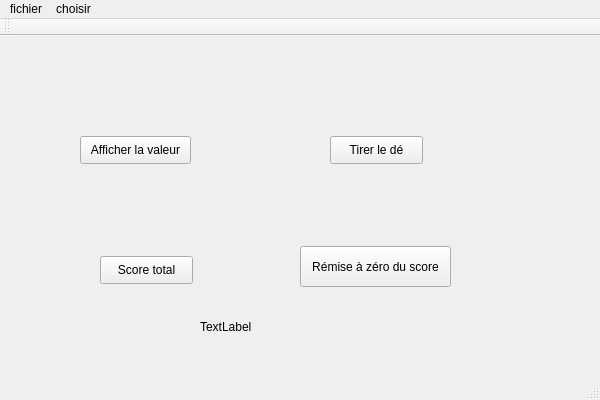
Before: the Qt Designer form C++/heritage/desWidget/desWidget/desWidget.ui in fbotel17/GremontSN2, drawn with Qt 5.
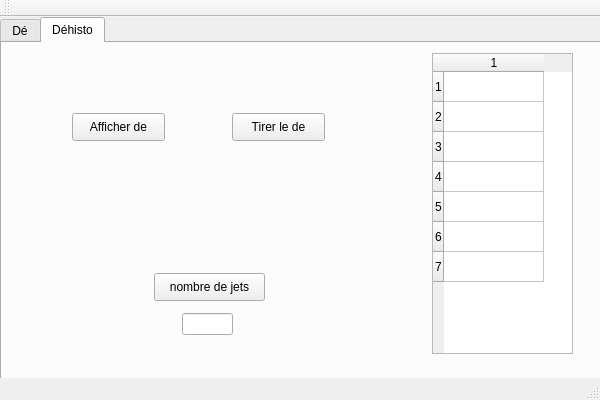
After: the same form once the commit is applied.

Commit message: dehisto 1ere partie

Diff of the .ui file:
```diff
--- a/C++/heritage/desWidget/desWidget/desWidget.ui
+++ b/C++/heritage/desWidget/desWidget/desWidget.ui
@@ -14,24 +14,27 @@
    <string>desWidget</string>
   </property>
   <widget class="QWidget" name="centralWidget">
-   <widget class="QPushButton" name="boutonLancerDe">
+   <widget class="QTabWidget" name="tabWidget">
     <property name="geometry">
      <rect>
-      <x>330</x>
-      <y>100</y>
-      <width>93</width>
-      <height>28</height>
+      <x>0</x>
+      <y>0</y>
+      <width>601</width>
+      <height>381</height>
      </rect>
     </property>
-    <property name="text">
-     <string>Tirer le dé</string>
+    <property name="currentIndex">
+     <number>1</number>
     </property>
-   </widget>
+    <widget class="QWidget" name="tab">
+     <attribute name="title">
+      <string>Dé</string>
+     </attribute>
    <widget class="QPushButton" name="afficheDe">
     <property name="geometry">
      <rect>
-      <x>80</x>
-      <y>100</y>
+        <x>70</x>
+        <y>60</y>
       <width>111</width>
       <height>28</height>
      </rect>
@@ -40,37 +43,24 @@
      <string>Afficher la valeur</string>
     </property>
    </widget>
-   <widget class="QPushButton" name="remiseZero">
+     <widget class="QPushButton" name="boutonLancerDe">
     <property name="geometry">
      <rect>
-      <x>300</x>
-      <y>210</y>
-      <width>151</width>
-      <height>41</height>
-     </rect>
-    </property>
-    <property name="text">
-     <string>Rémise à zéro du score</string>
-    </property>
-   </widget>
-   <widget class="QPushButton" name="scoreTot">
-    <property name="geometry">
-     <rect>
-      <x>100</x>
-      <y>220</y>
+        <x>280</x>
+        <y>60</y>
       <width>93</width>
       <height>28</height>
      </rect>
     </property>
     <property name="text">
-     <string>Score total</string>
+       <string>Tirer le dé</string>
     </property>
    </widget>
    <widget class="QLabel" name="labelResultat">
     <property name="geometry">
      <rect>
-      <x>180</x>
-      <y>160</y>
+        <x>150</x>
+        <y>110</y>
       <width>161</width>
       <height>31</height>
      </rect>
@@ -79,43 +69,138 @@
      <string/>
     </property>
    </widget>
+     <widget class="QPushButton" name="scoreTot">
+      <property name="geometry">
+       <rect>
+        <x>80</x>
+        <y>160</y>
+        <width>93</width>
+        <height>28</height>
+       </rect>
+      </property>
+      <property name="text">
+       <string>Score total</string>
+      </property>
+     </widget>
    <widget class="QLabel" name="afficheScore">
     <property name="geometry">
      <rect>
-      <x>200</x>
-      <y>270</y>
+        <x>180</x>
+        <y>220</y>
       <width>121</width>
       <height>41</height>
      </rect>
     </property>
     <property name="text">
-     <string>TextLabel</string>
-    </property>
-   </widget>
-  </widget>
-  <widget class="QMenuBar" name="menuBar">
+       <string/>
+      </property>
+     </widget>
+     <widget class="QPushButton" name="remiseZero">
+      <property name="geometry">
+       <rect>
+        <x>280</x>
+        <y>160</y>
+        <width>141</width>
+        <height>31</height>
+       </rect>
+      </property>
+      <property name="text">
+       <string>Rémise à zéro du score</string>
+      </property>
+     </widget>
+    </widget>
+    <widget class="QWidget" name="tab_2">
+     <attribute name="title">
+      <string>Déhisto</string>
+     </attribute>
+     <widget class="QPushButton" name="tirerDehisto">
    <property name="geometry">
     <rect>
-     <x>0</x>
-     <y>0</y>
-     <width>600</width>
-     <height>26</height>
-    </rect>
-   </property>
-   <widget class="QMenu" name="menufichier">
-    <property name="title">
-     <string>fichier</string>
-    </property>
-   </widget>
-   <widget class="QMenu" name="menuchoisir">
-    <property name="title">
-     <string>choisir</string>
-    </property>
-    <addaction name="actiondes"/>
-    <addaction name="actiondehisto"/>
-   </widget>
-   <addaction name="menufichier"/>
-   <addaction name="menuchoisir"/>
+        <x>230</x>
+        <y>70</y>
+        <width>93</width>
+        <height>28</height>
+       </rect>
+      </property>
+      <property name="text">
+       <string>Tirer le de</string>
+      </property>
+     </widget>
+     <widget class="QPushButton" name="afficherDehisto">
+      <property name="geometry">
+       <rect>
+        <x>70</x>
+        <y>70</y>
+        <width>93</width>
+        <height>28</height>
+       </rect>
+      </property>
+      <property name="text">
+       <string>Afficher de</string>
+      </property>
+     </widget>
+     <widget class="QLabel" name="afficheDehisto">
+      <property name="geometry">
+       <rect>
+        <x>140</x>
+        <y>130</y>
+        <width>101</width>
+        <height>31</height>
+       </rect>
+      </property>
+      <property name="text">
+       <string/>
+      </property>
+     </widget>
+     <widget class="QTableWidget" name="tableWidget">
+      <property name="geometry">
+       <rect>
+        <x>430</x>
+        <y>10</y>
+        <width>141</width>
+        <height>301</height>
+       </rect>
+      </property>
+      <property name="rowCount">
+       <number>7</number>
+      </property>
+      <property name="columnCount">
+       <number>1</number>
+      </property>
+      <row/>
+      <row/>
+      <row/>
+      <row/>
+      <row/>
+      <row/>
+      <row/>
+      <column/>
+     </widget>
+     <widget class="QPushButton" name="tirerNDehisto">
+      <property name="geometry">
+       <rect>
+        <x>152</x>
+        <y>230</y>
+        <width>111</width>
+        <height>28</height>
+       </rect>
+      </property>
+      <property name="text">
+       <string>nombre de jets</string>
+      </property>
+     </widget>
+     <widget class="QLineEdit" name="nbrJets">
+      <property name="geometry">
+       <rect>
+        <x>180</x>
+        <y>270</y>
+        <width>51</width>
+        <height>22</height>
+       </rect>
+      </property>
+     </widget>
+    </widget>
+   </widget>
   </widget>
   <widget class="QToolBar" name="mainToolBar">
    <attribute name="toolBarArea">
```
Lines whose indentation alone changed are shown as unchanged. The commit also changes 6 other files.
